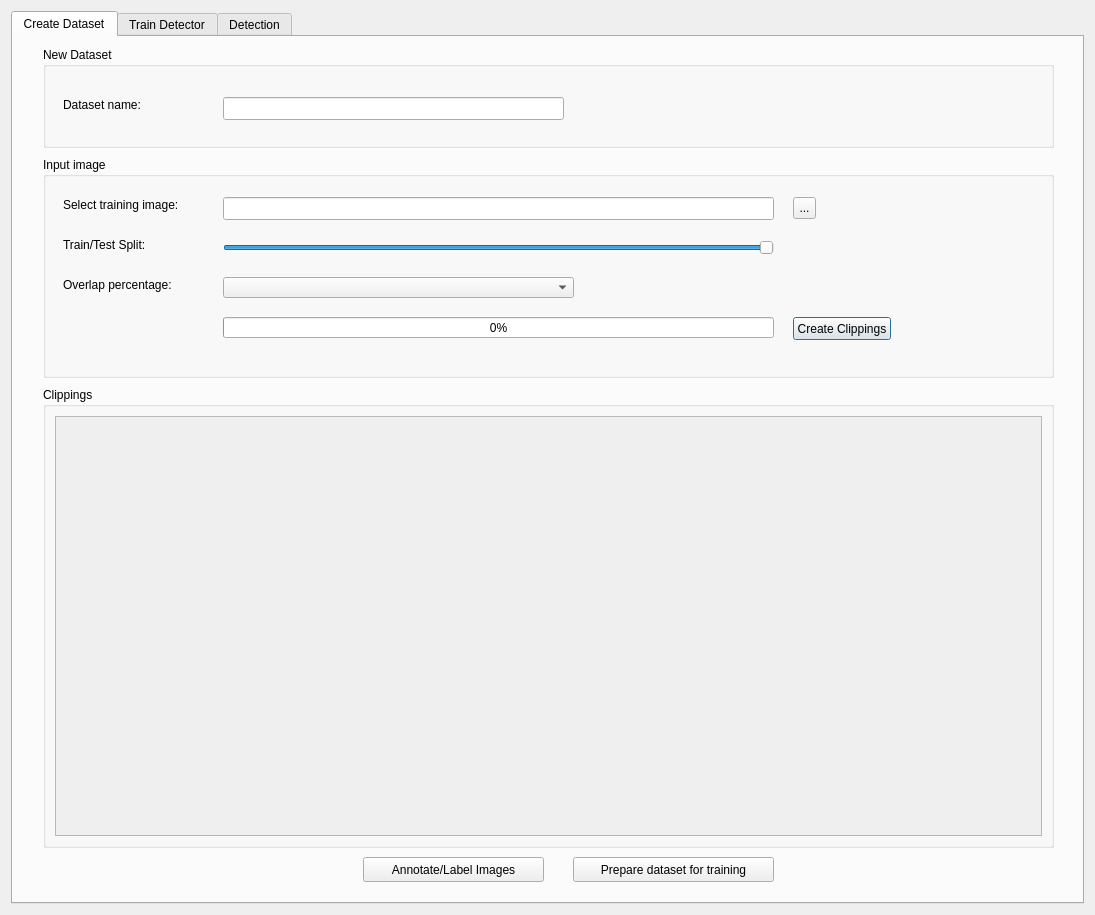
Above: object_detection_dialog_base.ui from rithvikvs/object_detection before the change. Below: the same form after it.
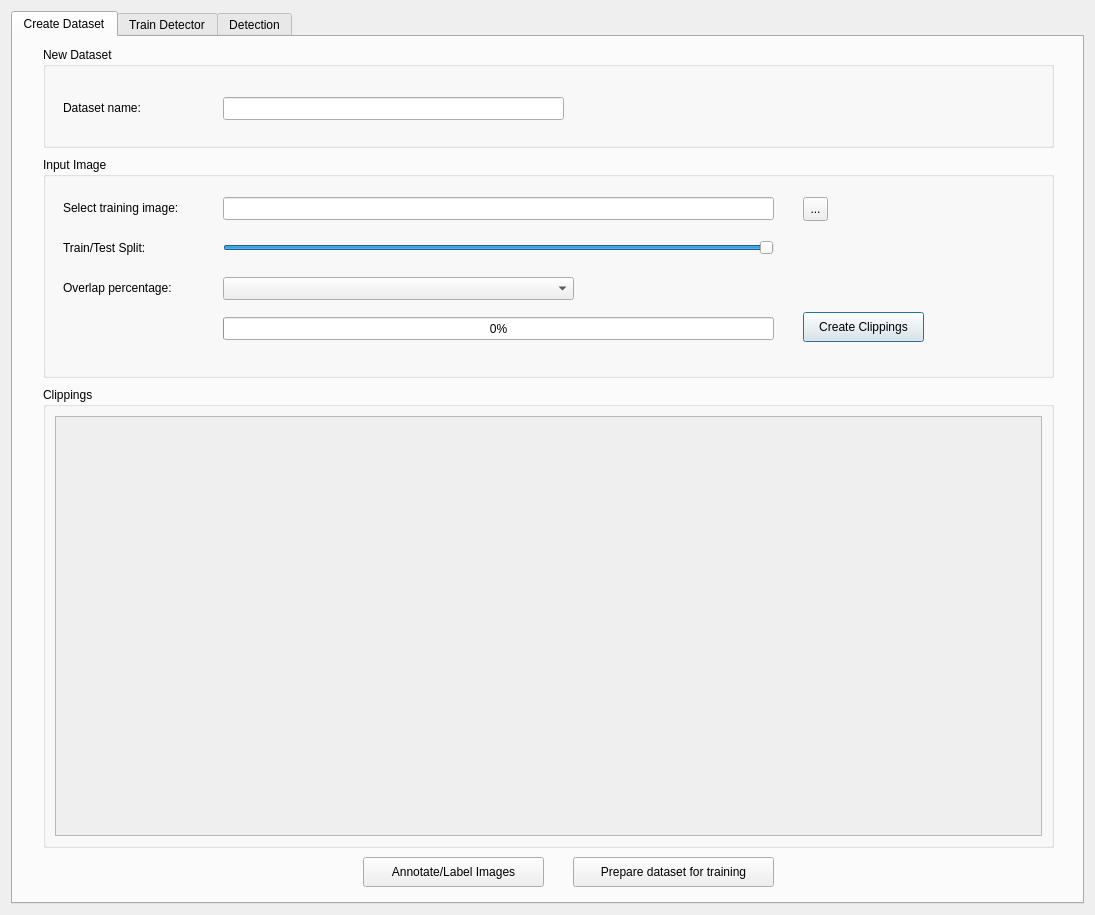
That is the form after the change.

Diff of the .ui file:
```diff
--- a/object_detection_dialog_base.ui
+++ b/object_detection_dialog_base.ui
@@ -23,6 +23,16 @@
     <layout class="QGridLayout" name="gridLayoutMain">
      <item row="0" column="1">
       <widget class="QTabWidget" name="tabWidgetMain">
+       <property name="font">
+        <font>
+         <family>Arial</family>
+         <weight>50</weight>
+         <bold>false</bold>
+        </font>
+       </property>
+       <property name="tabShape">
+        <enum>QTabWidget::Rounded</enum>
+       </property>
        <property name="currentIndex">
         <number>0</number>
        </property>
@@ -47,8 +57,8 @@
            <rect>
             <x>20</x>
             <y>50</y>
-            <width>101</width>
-            <height>16</height>
+            <width>111</width>
+            <height>21</height>
            </rect>
           </property>
           <property name="text">
@@ -76,7 +86,7 @@
           </rect>
          </property>
          <property name="title">
-          <string>Input image</string>
+          <string>Input Image</string>
          </property>
          <widget class="QLineEdit" name="lineEditInputImage">
           <property name="geometry">
@@ -94,10 +104,10 @@
          <widget class="QToolButton" name="toolButtonData">
           <property name="geometry">
            <rect>
-            <x>750</x>
+            <x>760</x>
             <y>40</y>
-            <width>23</width>
-            <height>22</height>
+            <width>25</width>
+            <height>24</height>
            </rect>
           </property>
           <property name="text">
@@ -107,10 +117,10 @@
          <widget class="QPushButton" name="pushButtonCreateClippings">
           <property name="geometry">
            <rect>
-            <x>750</x>
-            <y>160</y>
-            <width>98</width>
-            <height>23</height>
+            <x>760</x>
+            <y>155</y>
+            <width>121</width>
+            <height>30</height>
            </rect>
           </property>
           <property name="text">
@@ -123,7 +133,7 @@
             <x>20</x>
             <y>40</y>
             <width>151</width>
-            <height>16</height>
+            <height>21</height>
            </rect>
           </property>
           <property name="text">
@@ -136,7 +146,7 @@
             <x>180</x>
             <y>160</y>
             <width>551</width>
-            <height>21</height>
+            <height>23</height>
            </rect>
           </property>
           <property name="value">
@@ -149,7 +159,7 @@
             <x>20</x>
             <y>80</y>
             <width>151</width>
-            <height>16</height>
+            <height>21</height>
            </rect>
           </property>
           <property name="text">
@@ -181,7 +191,7 @@
             <x>20</x>
             <y>120</y>
             <width>151</width>
-            <height>16</height>
+            <height>21</height>
            </rect>
           </property>
           <property name="text">
@@ -194,7 +204,7 @@
             <x>180</x>
             <y>120</y>
             <width>351</width>
-            <height>21</height>
+            <height>23</height>
            </rect>
           </property>
          </widget>
@@ -203,8 +213,8 @@
            <rect>
             <x>750</x>
             <y>80</y>
-            <width>141</width>
-            <height>17</height>
+            <width>191</width>
+            <height>21</height>
            </rect>
           </property>
           <property name="text">
@@ -294,7 +304,7 @@
            <x>350</x>
            <y>820</y>
            <width>181</width>
-           <height>25</height>
+           <height>30</height>
           </rect>
          </property>
          <property name="text">
@@ -307,7 +317,7 @@
            <x>560</x>
            <y>820</y>
            <width>201</width>
-           <height>25</height>
+           <height>30</height>
           </rect>
          </property>
          <property name="text">
```
Left out of the diff: 22 changed lines with no effect on the pictures.
